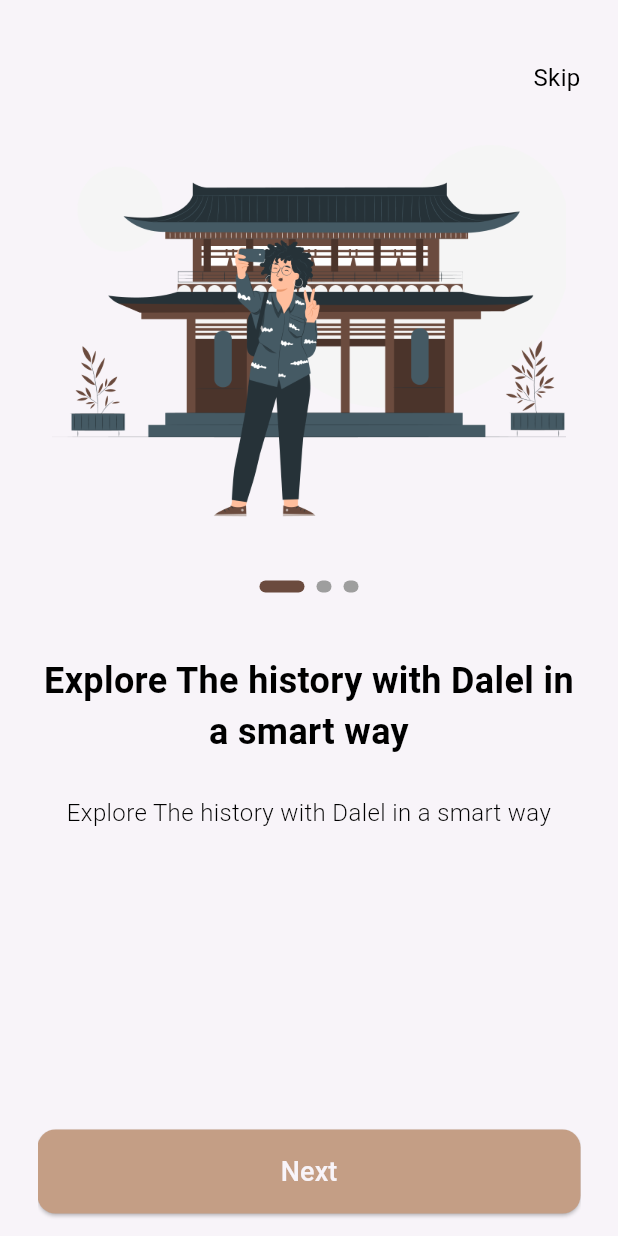
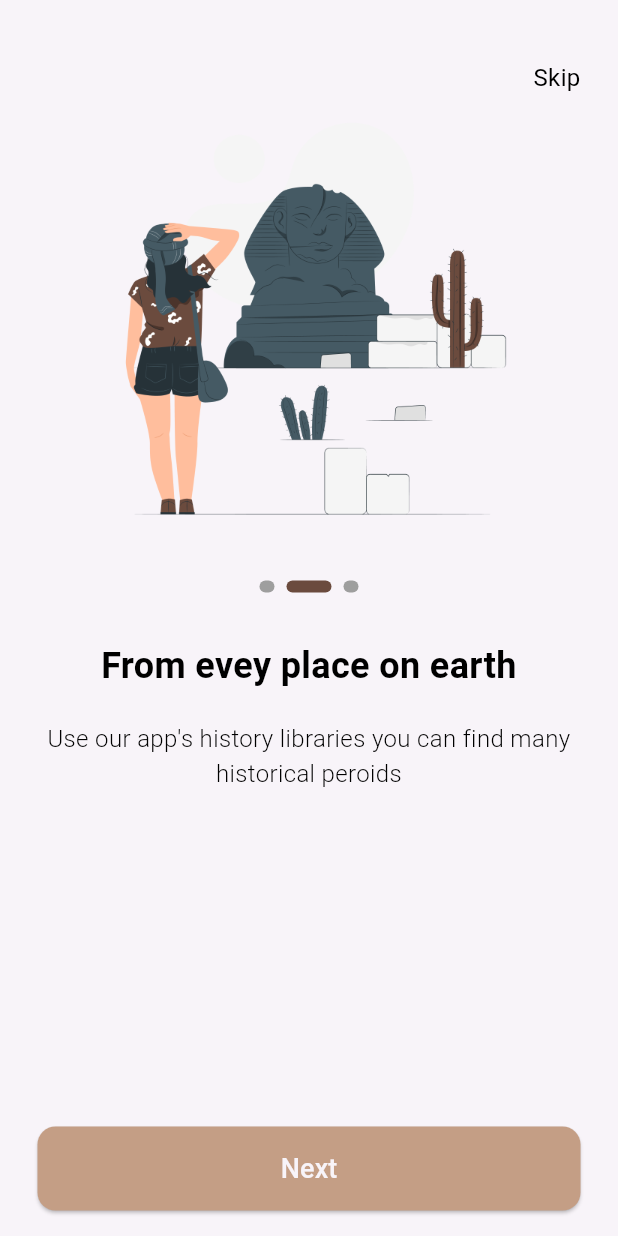
Before and after one commit to Mojtaba9600/Dalel, a Flutter app: the screen it shows after launch, after a tap on "Next", on a phone screen of 412 x 824 dp. Run offline on Flutter 3.47's test engine with Material 3 defaults, Android fonts, the phone set to English and light mode, and no system bars; drawn by our look-alikes of smooth_page_indicator; our stand-ins replace go_router; Roboto replaces fonts that are missing (Poppins).

Commit message:
on Boarding

```diff
--- a/lib/core/routers/app_routers.dart
+++ b/lib/core/routers/app_routers.dart
@@ -1,3 +1,5 @@
+import 'package:dalel/features/auth/data/views/sign_in.dart';
+import 'package:dalel/features/auth/data/views/sign_up.dart';
 import 'package:dalel/features/onBoarding/presentaion/views/on_boarding_view.dart';
 import 'package:dalel/features/splash/views/splash_view.dart';
 import 'package:go_router/go_router.dart';
@@ -9,5 +11,7 @@ final GoRouter router = GoRouter(
       path: "/OnBoardingView",
       builder: (context, state) => const OnBoardingView(),
     ),
+    GoRoute(path: "/SignUp", builder: (context, state) => const SignUp()),
+    GoRoute(path: "/SignIn", builder: (context, state) => const SignIn()),
   ],
 );
--- a/lib/core/widgets/custom_button.dart
+++ b/lib/core/widgets/custom_button.dart
@@ -1,26 +1,32 @@
 import 'package:dalel/core/utils/app_colors.dart';
-import 'package:dalel/core/utils/app_strings.dart';
 import 'package:dalel/core/utils/app_text_styles.dart';
 import 'package:flutter/material.dart';
 
 class CustomButton extends StatelessWidget {
-  const CustomButton({super.key});
-
+  const CustomButton({
+    super.key,
+    this.color,
+    required this.text,
+    this.onPressed,
+  });
+  final Color? color;
+  final String text;
+  final VoidCallback? onPressed;
   @override
   Widget build(BuildContext context) {
     return SizedBox(
       width: double.infinity,
       height: 56,
       child: ElevatedButton(
-        onPressed: () {},
+        onPressed: onPressed,
         style: ElevatedButton.styleFrom(
-          backgroundColor: AppColors.primaryColor,
+          backgroundColor: color ?? AppColors.primaryColor,
           shape: RoundedRectangleBorder(
             borderRadius: BorderRadiusGeometry.circular(12),
           ),
         ),
         child: Text(
-          AppStrings.next,
+          text,
           style: CustomTextStyles.poppins500style24.copyWith(
             fontSize: 18,
             color: AppColors.offWhite,
--- /dev/null
+++ b/lib/features/auth/data/views/sign_in.dart
@@ -0,0 +1,10 @@
+import 'package:flutter/material.dart';
+
+class SignIn extends StatelessWidget {
+  const SignIn({super.key});
+
+  @override
+  Widget build(BuildContext context) {
+    return const Scaffold();
+  }
+}
--- /dev/null
+++ b/lib/features/auth/data/views/sign_up.dart
@@ -0,0 +1,10 @@
+import 'package:flutter/material.dart';
+
+class SignUp extends StatelessWidget {
+  const SignUp({super.key});
+
+  @override
+  Widget build(BuildContext context) {
+    return const Scaffold();
+  }
+}
--- /dev/null
+++ b/lib/features/onBoarding/data/onBoardingModel/on_boarding_model.dart
@@ -0,0 +1,34 @@
+import 'package:dalel/core/utils/app_assets.dart';
+
+class OnBoardingModel {
+  final String imagePath;
+  final String title;
+  final String subTitle;
+
+  OnBoardingModel({
+    required this.imagePath,
+    required this.title,
+    required this.subTitle,
+  });
+}
+
+List<OnBoardingModel> onBoardingData = [
+  OnBoardingModel(
+    imagePath: Assets.imagesOnBoarding,
+    title: "Explore The history with Dalel in a smart way",
+    subTitle:
+        "Use our app's history libraries you can find many historical peroids",
+  ),
+  OnBoardingModel(
+    imagePath: Assets.imagesOnBoarding1,
+    title: "From evey place on earth",
+    subTitle:
+        "Use our app's history libraries you can find many historical peroids",
+  ),
+  OnBoardingModel(
+    imagePath: Assets.imagesOnBoarding2,
+    title: "Use modren AI techenology for better user experinece",
+    subTitle:
+        "Use our app's history libraries you can find many historical peroids",
+  ),
+];
--- a/lib/features/onBoarding/presentaion/views/on_boarding_view.dart
+++ b/lib/features/onBoarding/presentaion/views/on_boarding_view.dart
@@ -1,11 +1,19 @@
-import 'package:dalel/core/widgets/custom_button.dart';
+import 'package:dalel/core/functons/navigation.dart';
 import 'package:dalel/features/onBoarding/presentaion/views/widgets/custom_navBar.dart';
+import 'package:dalel/features/onBoarding/presentaion/views/widgets/get_button.dart';
 import 'package:flutter/material.dart';
 import 'widgets/onBoarding_widget_body.dart';
 
-class OnBoardingView extends StatelessWidget {
+class OnBoardingView extends StatefulWidget {
   const OnBoardingView({super.key});
 
+  @override
+  State<OnBoardingView> createState() => _OnBoardingViewState();
+}
+
+class _OnBoardingViewState extends State<OnBoardingView> {
+  final PageController _controller = PageController(initialPage: 0);
+  int currentIndex = 0;
   @override
   Widget build(BuildContext context) {
     return Scaffold(
@@ -16,10 +24,21 @@ class OnBoardingView extends StatelessWidget {
             physics: BouncingScrollPhysics(),
             children: [
               SizedBox(height: 40),
-              CustomNavbar(),
-              OnBoardingWidgetBody(),
-              SizedBox(height: 190),
-              CustomButton(),
+              CustomNavbar(
+                onTap: () {
+                  customReplacementNavigate(context, "/SignUp");
+                },
+              ),
+              OnBoardingWidgetBody(
+                onPageChanged: (index) {
+                  setState(() {
+                    currentIndex = index;
+                  });
+                },
+                controller: _controller,
+              ),
+              SizedBox(height: 188),
+              GetButton(controller: _controller, currentIndex: currentIndex),
               SizedBox(height: 17),
             ],
           ),
--- a/lib/features/onBoarding/presentaion/views/widgets/custom_navBar.dart
+++ b/lib/features/onBoarding/presentaion/views/widgets/custom_navBar.dart
@@ -3,16 +3,20 @@ import 'package:dalel/core/utils/app_text_styles.dart';
 import 'package:flutter/material.dart';
 
 class CustomNavbar extends StatelessWidget {
-  const CustomNavbar({super.key});
+  const CustomNavbar({super.key, required this.onTap});
+  final VoidCallback onTap;
 
   @override
   Widget build(BuildContext context) {
     return Align(
       alignment: Alignment.centerRight,
-      child: Text(
-        AppStrings.skip,
-        style: CustomTextStyles.poppins300style16.copyWith(
-          fontWeight: FontWeight.w400,
+      child: GestureDetector(
+        onTap: onTap,
+        child: Text(
+          AppStrings.skip,
+          style: CustomTextStyles.poppins300style16.copyWith(
+            fontWeight: FontWeight.w400,
+          ),
         ),
       ),
     );
--- /dev/null
+++ b/lib/features/onBoarding/presentaion/views/widgets/get_button.dart
@@ -0,0 +1,53 @@
+import 'package:dalel/core/functons/navigation.dart';
+import 'package:dalel/core/utils/app_strings.dart';
+import 'package:dalel/core/utils/app_text_styles.dart';
+import 'package:dalel/core/widgets/custom_button.dart';
+import 'package:dalel/features/onBoarding/data/onBoardingModel/on_boarding_model.dart';
+import 'package:flutter/material.dart';
+
+class GetButton extends StatelessWidget {
+  const GetButton({
+    super.key,
+    required this.currentIndex,
+    required this.controller,
+  });
+  final int currentIndex;
+  final PageController controller;
+  @override
+  Widget build(BuildContext context) {
+    if (currentIndex == onBoardingData.length - 1) {
+      return Column(
+        children: [
+          CustomButton(
+            text: AppStrings.createAccount,
+            onPressed: () {
+              customReplacementNavigate(context, "/SignUp");
+            },
+          ),
+          SizedBox(height: 16),
+          GestureDetector(
+            onTap: () {
+              customReplacementNavigate(context, "/SignIn");
+            },
+            child: Text(
+              AppStrings.loginNow,
+              style: CustomTextStyles.poppins300style16.copyWith(
+                fontWeight: FontWeight.w400,
+              ),
+            ),
+          ),
+        ],
+      );
+    } else {
+      return CustomButton(
+        text: AppStrings.next,
+        onPressed: () {
+          controller.nextPage(
+            duration: Duration(milliseconds: 300),
+            curve: Curves.easeIn,
+          );
+        },
+      );
+    }
+  }
+}
--- a/lib/features/onBoarding/presentaion/views/widgets/onBoarding_widget_body.dart
+++ b/lib/features/onBoarding/presentaion/views/widgets/onBoarding_widget_body.dart
@@ -1,20 +1,26 @@
-import 'package:dalel/core/utils/app_assets.dart';
 import 'package:dalel/core/utils/app_text_styles.dart';
+import 'package:dalel/features/onBoarding/data/onBoardingModel/on_boarding_model.dart';
 import 'package:flutter/material.dart';
 import 'custom_smooth_page_controller.dart';
 
 class OnBoardingWidgetBody extends StatelessWidget {
-  OnBoardingWidgetBody({super.key});
+  const OnBoardingWidgetBody({
+    super.key,
+    required this.controller,
+    this.onPageChanged,
+  });
 
-  final PageController _controller = PageController();
-
+  final PageController controller;
+  final Function(int)? onPageChanged;
   @override
   Widget build(BuildContext context) {
     return SizedBox(
       height: 500,
       child: PageView.builder(
         physics: BouncingScrollPhysics(),
-        itemCount: 3,
+        onPageChanged: onPageChanged,
+        controller: controller,
+        itemCount: onBoardingData.length,
         itemBuilder: (context, index) {
           return Column(
             children: [
@@ -23,29 +29,29 @@ class OnBoardingWidgetBody extends StatelessWidget {
                 height: 290,
                 decoration: BoxDecoration(
                   image: DecorationImage(
-                    image: AssetImage(Assets.imagesOnBoarding2),
+                    image: AssetImage(onBoardingData[index].imagePath),
                     fit: BoxFit.fill,
                   ),
                 ),
               ),
               SizedBox(height: 34),
-              CustomSmoothPageController(controller: _controller),
-              SizedBox(height: 42),
+              CustomSmoothPageController(controller: controller),
+              SizedBox(height: 32),
               Text(
-                "Explore The history with Dalel in a smart way",
+                onBoardingData[index].title,
                 style: CustomTextStyles.poppins500style24.copyWith(
                   fontWeight: FontWeight.bold,
                 ),
                 textAlign: TextAlign.center,
-                maxLines: 2,
+                maxLines: 3,
                 overflow: TextOverflow.ellipsis,
               ),
-              SizedBox(height: 25),
+              SizedBox(height: 20),
               Text(
-                "Explore The history with Dalel in a smart way",
+                onBoardingData[index].subTitle,
                 style: CustomTextStyles.poppins300style16,
                 textAlign: TextAlign.center,
-                maxLines: 2,
+                maxLines: 3,
                 overflow: TextOverflow.ellipsis,
               ),
             ],
```
